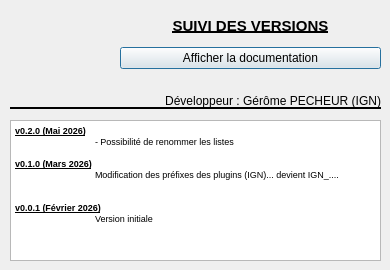
IGNF/assistant-liste-qgis-plugin, file aproposde.ui: the form before one commit.
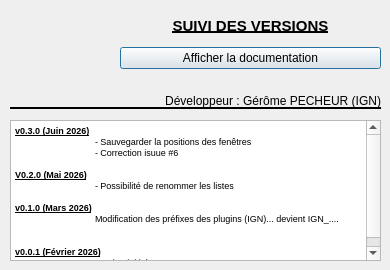
The form after the commit. Icons and pictures are not drawn.

The edit to the form file:
```diff
--- a/aproposde.ui
+++ b/aproposde.ui
@@ -100,7 +100,11 @@
 &lt;html&gt;&lt;head&gt;&lt;meta name=&quot;qrichtext&quot; content=&quot;1&quot; /&gt;&lt;style type=&quot;text/css&quot;&gt;
 p, li { white-space: pre-wrap; }
 &lt;/style&gt;&lt;/head&gt;&lt;body style=&quot; font-family:'MS Shell Dlg 2'; font-size:8.25pt; font-weight:400; font-style:normal;&quot;&gt;
-&lt;p style=&quot; margin-top:0px; margin-bottom:0px; margin-left:0px; margin-right:0px; -qt-block-indent:0; text-indent:0px;&quot;&gt;&lt;span style=&quot; font-size:7pt; font-weight:600; text-decoration: underline;&quot;&gt;v0.2.0 (Mai 2026)&lt;/span&gt;&lt;/p&gt;
+&lt;p style=&quot; margin-top:0px; margin-bottom:0px; margin-left:0px; margin-right:0px; -qt-block-indent:0; text-indent:0px;&quot;&gt;&lt;span style=&quot; font-size:7pt; font-weight:600; text-decoration: underline;&quot;&gt;v0.3.0 (Juin 2026)&lt;/span&gt;&lt;/p&gt;
+&lt;p style=&quot; margin-top:0px; margin-bottom:0px; margin-left:0px; margin-right:0px; -qt-block-indent:0; text-indent:0px;&quot;&gt;&lt;span style=&quot; font-size:7pt;&quot;&gt;	- Sauvegarder la positions des fenêtres&lt;/span&gt;&lt;/p&gt;
+&lt;p style=&quot; margin-top:0px; margin-bottom:0px; margin-left:0px; margin-right:0px; -qt-block-indent:0; text-indent:0px;&quot;&gt;&lt;span style=&quot; font-size:7pt;&quot;&gt;	- Correction isuue #6&lt;/span&gt;&lt;/p&gt;
+&lt;p style=&quot;-qt-paragraph-type:empty; margin-top:0px; margin-bottom:0px; margin-left:0px; margin-right:0px; -qt-block-indent:0; text-indent:0px; font-size:7pt;&quot;&gt;&lt;br /&gt;&lt;/p&gt;
+&lt;p style=&quot; margin-top:0px; margin-bottom:0px; margin-left:0px; margin-right:0px; -qt-block-indent:0; text-indent:0px;&quot;&gt;&lt;span style=&quot; font-size:7pt; font-weight:600; text-decoration: underline;&quot;&gt;V0.2.0 (Mai 2026)&lt;/span&gt;&lt;/p&gt;
 &lt;p style=&quot; margin-top:0px; margin-bottom:0px; margin-left:0px; margin-right:0px; -qt-block-indent:0; text-indent:0px;&quot;&gt;&lt;span style=&quot; font-size:7pt;&quot;&gt;	- Possibilité de renommer les listes&lt;/span&gt;&lt;/p&gt;
 &lt;p style=&quot;-qt-paragraph-type:empty; margin-top:0px; margin-bottom:0px; margin-left:0px; margin-right:0px; -qt-block-indent:0; text-indent:0px; font-size:7pt;&quot;&gt;&lt;br /&gt;&lt;/p&gt;
 &lt;p style=&quot; margin-top:0px; margin-bottom:0px; margin-left:0px; margin-right:0px; -qt-block-indent:0; text-indent:0px;&quot;&gt;&lt;span style=&quot; font-size:7pt; font-weight:600; text-decoration: underline;&quot;&gt;v0.1.0 (Mars 2026)&lt;/span&gt;&lt;/p&gt;
```
